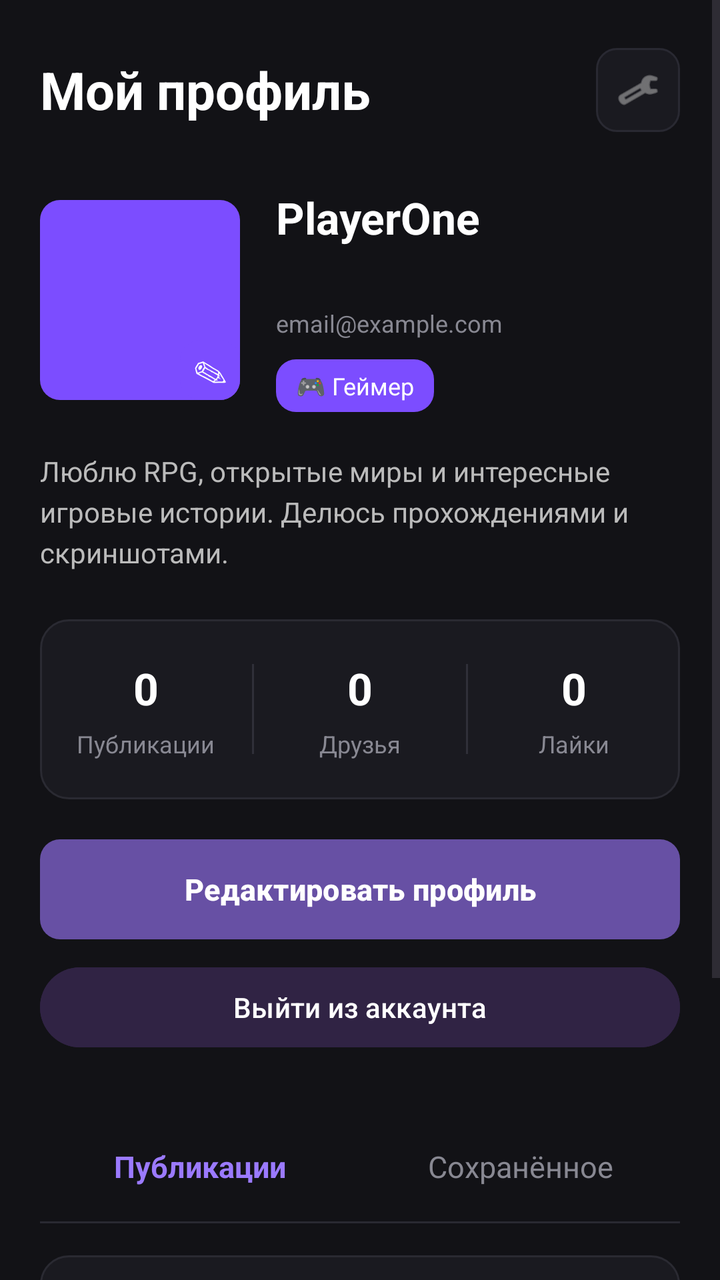
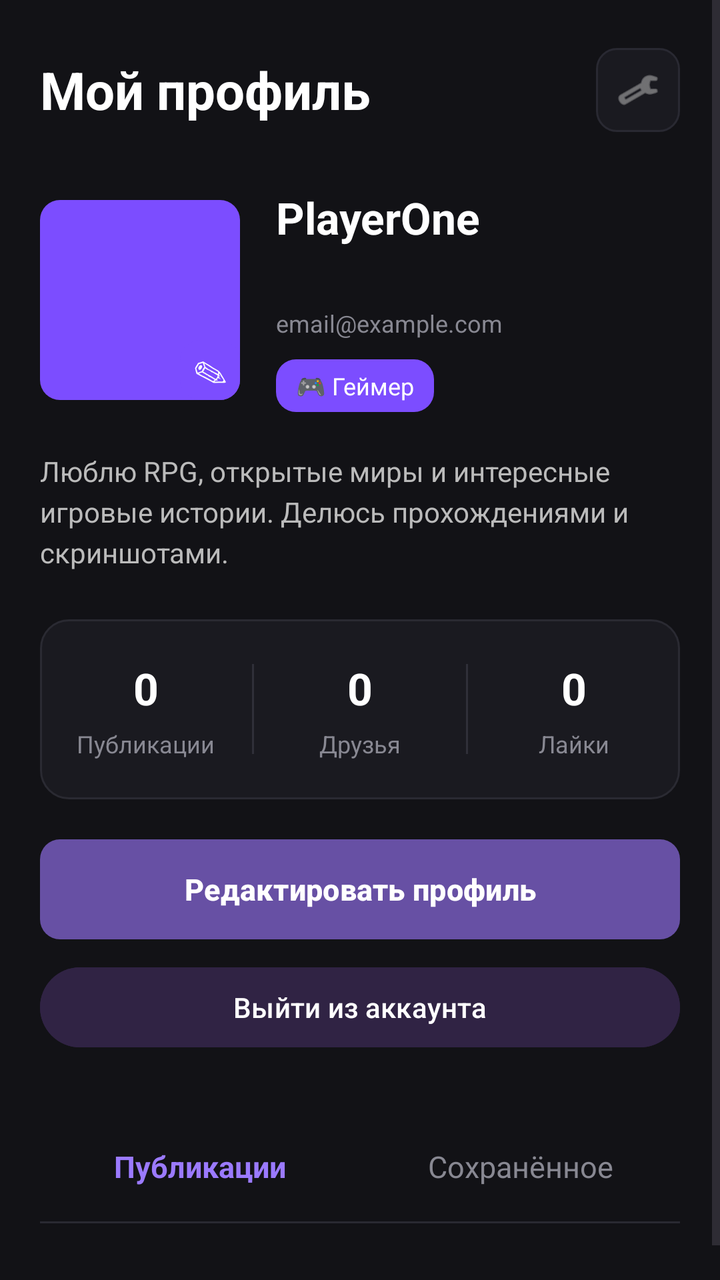

Screens rendered from an Android XML layout before and after an edit, with the pre-edit source and the edit as a unified diff.
<!-- AndroidManifest.xml: application theme Theme.GamerHub -->
<!-- res/layout/screen_profile.xml -->
<?xml version="1.0" encoding="utf-8"?>
<androidx.constraintlayout.widget.ConstraintLayout
    xmlns:android="http://schemas.android.com/apk/res/android"
    xmlns:app="http://schemas.android.com/apk/res-auto"
    android:layout_width="match_parent"
    android:layout_height="match_parent"
    android:background="#121216">

    <ScrollView
        android:layout_width="match_parent"
        android:layout_height="0dp"
        android:fillViewport="true"
        android:clipToPadding="false"
        app:layout_constraintTop_toTopOf="parent"
        app:layout_constraintBottom_toBottomOf="parent">

        <LinearLayout
            android:layout_width="match_parent"
            android:layout_height="wrap_content"
            android:orientation="vertical"
            android:paddingStart="20dp"
            android:paddingEnd="20dp"
            android:paddingTop="24dp"
            android:paddingBottom="30dp">

            

            <LinearLayout
                android:layout_width="match_parent"
                android:layout_height="wrap_content"
                android:gravity="center_vertical"
                android:orientation="horizontal">

                <TextView
                    android:layout_width="0dp"
                    android:layout_height="wrap_content"
                    android:layout_weight="1"
                    android:text="Мой профиль"
                    android:textColor="#FFFFFF"
                    android:textSize="26sp"
                    android:textStyle="bold" />

                <ImageView
                    android:id="@+id/profileSettings"
                    android:layout_width="42dp"
                    android:layout_height="42dp"
                    android:clickable="true"
                    android:focusable="true"
                    android:background="@drawable/bg_category"
                    android:contentDescription="Настройки профиля"
                    android:padding="10dp"
                    android:src="@android:drawable/ic_menu_preferences"
                    app:tint="#AAAAAA" />

            </LinearLayout>

            

            <LinearLayout
                android:layout_width="match_parent"
                android:layout_height="wrap_content"
                android:layout_marginTop="28dp"
                android:gravity="center_vertical"
                android:orientation="horizontal">

                <FrameLayout
                    android:id="@+id/profileAvatarContainer"
                    android:layout_width="100dp"
                    android:layout_height="100dp"
                    android:clickable="true"
                    android:focusable="true">

                    <ImageView
                        android:id="@+id/profileAvatar"
                        android:layout_width="match_parent"
                        android:layout_height="match_parent"
                        android:background="@drawable/bg_create_button"
                        android:contentDescription="Аватар пользователя"
                        android:padding="3dp"
                        android:scaleType="centerCrop"
                        android:src="@android:drawable/sym_def_app_icon" />

                    <TextView
                        android:layout_width="30dp"
                        android:layout_height="30dp"
                        android:layout_gravity="bottom|end"
                        android:background="@drawable/bg_create_button"
                        android:gravity="center"
                        android:text="✎"
                        android:textColor="#FFFFFF"
                        android:textSize="17sp" />

                </FrameLayout>

                <LinearLayout
                    android:layout_width="0dp"
                    android:layout_height="wrap_content"
                    android:layout_marginStart="18dp"
                    android:layout_weight="1"
                    android:orientation="vertical">

                    <TextView
                        android:id="@+id/profileUsername"
                        android:layout_width="match_parent"
                        android:layout_height="wrap_content"
                        android:text="PlayerOne"
                        android:textColor="#FFFFFF"
                        android:textSize="22sp"
                        android:textStyle="bold" />

                    <TextView
                        android:id="@+id/profileTag"
                        android:layout_width="match_parent"
                        android:layout_height="wrap_content"
                        android:layout_marginTop="5dp"
                        android:text=""
                        android:textColor="#9B7AFF"
                        android:textSize="14sp" />

                    <TextView
                        android:id="@+id/profileEmail"
                        android:layout_width="match_parent"
                        android:layout_height="wrap_content"
                        android:layout_marginTop="6dp"
                        android:text="email@example.com"
                        android:textColor="#888892"
                        android:textSize="12sp" />


                    <HorizontalScrollView
                        android:layout_width="match_parent"
                        android:layout_height="wrap_content"
                        android:layout_marginTop="10dp"
                        android:fillViewport="false"
                        android:scrollbars="none">

                        <LinearLayout
                            android:id="@+id/profileRolesContainer"
                            android:layout_width="wrap_content"
                            android:layout_height="wrap_content"
                            android:orientation="horizontal">

                            <TextView
                                android:layout_width="wrap_content"
                                android:layout_height="wrap_content"
                                android:background="@drawable/bg_category_active"
                                android:paddingHorizontal="10dp"
                                android:paddingVertical="5dp"
                                android:text="🎮 Геймер"
                                android:textColor="#FFFFFF"
                                android:textSize="12sp" />

                        </LinearLayout>

                    </HorizontalScrollView>

                </LinearLayout>

            </LinearLayout>

            

            <TextView
                android:id="@+id/profileBio"
                android:layout_width="match_parent"
                android:layout_height="wrap_content"
                android:layout_marginTop="20dp"
                android:text="Люблю RPG, открытые миры и интересные игровые истории. Делюсь прохождениями и скриншотами."
                android:textColor="#BBBBBB"
                android:textSize="14sp"
                android:lineSpacingExtra="4dp" />

            

            <LinearLayout
                android:layout_width="match_parent"
                android:layout_height="90dp"
                android:layout_marginTop="24dp"
                android:background="@drawable/bg_search"
                android:gravity="center"
                android:orientation="horizontal">

                <LinearLayout
                    android:layout_width="0dp"
                    android:layout_height="wrap_content"
                    android:layout_weight="1"
                    android:gravity="center"
                    android:orientation="vertical">

                    <TextView
                        android:id="@+id/profilePostsCount"
                        android:layout_width="wrap_content"
                        android:layout_height="wrap_content"
                        android:text="0"
                        android:textColor="#FFFFFF"
                        android:textSize="22sp"
                        android:textStyle="bold" />

                    <TextView
                        android:layout_width="wrap_content"
                        android:layout_height="wrap_content"
                        android:layout_marginTop="5dp"
                        android:text="Публикации"
                        android:textColor="#888892"
                        android:textSize="12sp" />

                </LinearLayout>

                <View
                    android:layout_width="1dp"
                    android:layout_height="45dp"
                    android:background="#303039" />

                <LinearLayout
                    android:layout_width="0dp"
                    android:layout_height="wrap_content"
                    android:layout_weight="1"
                    android:gravity="center"
                    android:orientation="vertical">

                    <TextView
                        android:id="@+id/profileFriendsCount"
                        android:layout_width="wrap_content"
                        android:layout_height="wrap_content"
                        android:text="0"
                        android:textColor="#FFFFFF"
                        android:textSize="22sp"
                        android:textStyle="bold" />

                    <TextView
                        android:layout_width="wrap_content"
                        android:layout_height="wrap_content"
                        android:layout_marginTop="5dp"
                        android:text="Друзья"
                        android:textColor="#888892"
                        android:textSize="12sp" />

                </LinearLayout>

                <View
                    android:layout_width="1dp"
                    android:layout_height="45dp"
                    android:background="#303039" />

                <LinearLayout
                    android:layout_width="0dp"
                    android:layout_height="wrap_content"
                    android:layout_weight="1"
                    android:gravity="center"
                    android:orientation="vertical">

                    <TextView
                        android:id="@+id/profileLikesCount"
                        android:layout_width="wrap_content"
                        android:layout_height="wrap_content"
                        android:text="0"
                        android:textColor="#FFFFFF"
                        android:textSize="22sp"
                        android:textStyle="bold" />

                    <TextView
                        android:layout_width="wrap_content"
                        android:layout_height="wrap_content"
                        android:layout_marginTop="5dp"
                        android:text="Лайки"
                        android:textColor="#888892"
                        android:textSize="12sp" />

                </LinearLayout>

            </LinearLayout>

            

            <Button
                android:id="@+id/editProfileButton"
                android:layout_width="match_parent"
                android:layout_height="50dp"
                android:layout_marginTop="20dp"
                android:background="@drawable/bg_create_button"
                android:text="Редактировать профиль"
                android:textAllCaps="false"
                android:textColor="#FFFFFF"
                android:textSize="15sp"
                android:textStyle="bold" />


            <Button
                android:id="@+id/logoutButton"
                android:layout_width="match_parent"
                android:layout_height="48dp"
                android:layout_marginTop="10dp"
                android:backgroundTint="#302344"
                android:text="Выйти из аккаунта"
                android:textAllCaps="false"
                android:textColor="#FFFFFF"
                android:textSize="14sp" />


            

            <LinearLayout
                android:layout_width="match_parent"
                android:layout_height="55dp"
                android:layout_marginTop="28dp"
                android:orientation="horizontal">

                <TextView
                    android:id="@+id/profilePostsTab"
                    android:layout_width="0dp"
                    android:layout_height="match_parent"
                    android:layout_weight="1"
                    android:gravity="center"
                    android:text="Публикации"
                    android:textColor="#9B7AFF"
                    android:textSize="15sp"
                    android:textStyle="bold" />

                <TextView
                    android:id="@+id/profileSavedTab"
                    android:layout_width="0dp"
                    android:layout_height="match_parent"
                    android:layout_weight="1"
                    android:gravity="center"
                    android:text="Сохранённое"
                    android:textColor="#888892"
                    android:textSize="15sp" />

            </LinearLayout>

            <View
                android:layout_width="match_parent"
                android:layout_height="1dp"
                android:background="#292932" />

            


            <LinearLayout
                android:layout_width="match_parent"
                android:layout_height="180dp"
                android:layout_marginTop="16dp"
                android:background="@drawable/bg_search"
                android:gravity="center"
                android:orientation="vertical"
                android:padding="20dp">

                <TextView
                    android:id="@+id/profilePostsEmpty"
                    android:layout_width="match_parent"
                    android:layout_height="wrap_content"
                    android:gravity="center"
                    android:text="📝"
                    android:textColor="#FFFFFF"
                    android:textSize="32sp" />

                <TextView
                    android:id="@+id/profileEmptyMessage"
                    android:layout_width="match_parent"
                    android:layout_height="wrap_content"
                    android:layout_marginTop="12dp"
                    android:gravity="center"
                    android:text="У тебя пока нет публикаций"
                    android:textColor="#AAAAAA"
                    android:textSize="14sp" />

            </LinearLayout>


        </LinearLayout>

    </ScrollView>

</androidx.constraintlayout.widget.ConstraintLayout>
<!-- resources referenced by this layout -->
<resources>
  <!-- drawable bg_category (drawable) -->
  <?xml version="1.0" encoding="utf-8"?>
  <shape xmlns:android="http://schemas.android.com/apk/res/android"
      android:shape="rectangle">
  
      <solid android:color="#1A1A20" />
  
      <corners android:radius="10dp" />
  
      <stroke
          android:width="1dp"
          android:color="#292932" />
  
  </shape>
  <!-- drawable bg_category_active (drawable) -->
  <?xml version="1.0" encoding="utf-8"?>
  <shape xmlns:android="http://schemas.android.com/apk/res/android"
      android:shape="rectangle">
  
      <solid android:color="#7C4DFF" />
  
      <corners android:radius="10dp" />
  
  </shape>
  <!-- drawable bg_create_button (drawable) -->
  <?xml version="1.0" encoding="utf-8"?>
  <shape xmlns:android="http://schemas.android.com/apk/res/android">
      <solid android:color="#9B5CFF" />
  
      <corners android:radius="10dp" />
  
      <solid android:color="#7C4DFF" />
  
  </shape>
  <!-- drawable bg_search (drawable) -->
  <?xml version="1.0" encoding="utf-8"?>
  <shape xmlns:android="http://schemas.android.com/apk/res/android"
      android:shape="rectangle">
  
      <solid android:color="#1A1A20" />
  
      <corners android:radius="14dp" />
  
      <stroke
          android:width="1dp"
          android:color="#2A2A32" />
  
  </shape>
  <style name="Theme.GamerHub" parent="Base.Theme.GamerHub" />
  <style name="Base.Theme.GamerHub" parent="Theme.Material3.DayNight.NoActionBar">
          
          
      </style>
</resources>

<!-- the commit's change to res/layout/screen_profile.xml (unified diff, before → after) -->
@@ -7,12 +7,14 @@
     android:background="#121216">
 
     <ScrollView
-        android:layout_width="match_parent"
+        android:layout_width="0dp"
         android:layout_height="0dp"
         android:fillViewport="true"
         android:clipToPadding="false"
         app:layout_constraintTop_toTopOf="parent"
-        app:layout_constraintBottom_toBottomOf="parent">
+        app:layout_constraintBottom_toBottomOf="parent"
+        app:layout_constraintStart_toStartOf="parent"
+        app:layout_constraintEnd_toEndOf="parent">
 
         <LinearLayout
             android:layout_width="match_parent"
@@ -24,7 +26,6 @@
             android:paddingBottom="30dp">
 
             
-
             <LinearLayout
                 android:layout_width="match_parent"
                 android:layout_height="wrap_content"
@@ -55,7 +56,6 @@
             </LinearLayout>
 
             
-
             <LinearLayout
                 android:layout_width="match_parent"
                 android:layout_height="wrap_content"
@@ -125,7 +125,6 @@
                         android:text="email@example.com"
                         android:textColor="#888892"
                         android:textSize="12sp" />
-
 
                     <HorizontalScrollView
                         android:layout_width="match_parent"
@@ -159,7 +158,6 @@
             </LinearLayout>
 
             
-
             <TextView
                 android:id="@+id/profileBio"
                 android:layout_width="match_parent"
@@ -171,7 +169,6 @@
                 android:lineSpacingExtra="4dp" />
 
             
-
             <LinearLayout
                 android:layout_width="match_parent"
                 android:layout_height="90dp"
@@ -271,7 +268,6 @@
             </LinearLayout>
 
             
-
             <Button
                 android:id="@+id/editProfileButton"
                 android:layout_width="match_parent"
@@ -284,7 +280,6 @@
                 android:textSize="15sp"
                 android:textStyle="bold" />
 
-
             <Button
                 android:id="@+id/logoutButton"
                 android:layout_width="match_parent"
@@ -296,9 +291,7 @@
                 android:textColor="#FFFFFF"
                 android:textSize="14sp" />
 
-
-            
-
+            
             <LinearLayout
                 android:layout_width="match_parent"
                 android:layout_height="55dp"
@@ -335,36 +328,49 @@
 
             
 
-
-            <LinearLayout
-                android:layout_width="match_parent"
-                android:layout_height="180dp"
-                android:layout_marginTop="16dp"
-                android:background="@drawable/bg_search"
-                android:gravity="center"
-                android:orientation="vertical"
-                android:padding="20dp">
-
-                <TextView
-                    android:id="@+id/profilePostsEmpty"
+            <FrameLayout
+                android:layout_width="match_parent"
+                android:layout_height="wrap_content"
+                android:layout_marginTop="16dp">
+
+                <LinearLayout
+                    android:id="@+id/profilePostsContainer"
                     android:layout_width="match_parent"
                     android:layout_height="wrap_content"
-                    android:gravity="center"
-                    android:text="📝"
-                    android:textColor="#FFFFFF"
-                    android:textSize="32sp" />
-
-                <TextView
-                    android:id="@+id/profileEmptyMessage"
+                    android:orientation="vertical" />
+
+                <LinearLayout
+                    android:id="@+id/profileEmptyContainer"
                     android:layout_width="match_parent"
-                    android:layout_height="wrap_content"
-                    android:layout_marginTop="12dp"
-                    android:gravity="center"
-                    android:text="У тебя пока нет публикаций"
-                    android:textColor="#AAAAAA"
-                    android:textSize="14sp" />
-
-            </LinearLayout>
+                    android:layout_height="180dp"
+                    android:background="@drawable/bg_search"
+                    android:gravity="center"
+                    android:orientation="vertical"
+                    android:padding="20dp"
+                    android:visibility="gone">
+
+                    <TextView
+                        android:id="@+id/profilePostsEmpty"
+                        android:layout_width="match_parent"
+                        android:layout_height="wrap_content"
+                        android:gravity="center"
+                        android:text="📝"
+                        android:textColor="#FFFFFF"
+                        android:textSize="32sp" />
+
+                    <TextView
+                        android:id="@+id/profileEmptyMessage"
+                        android:layout_width="match_parent"
+                        android:layout_height="wrap_content"
+                        android:layout_marginTop="12dp"
+                        android:gravity="center"
+                        android:text="У тебя пока нет публикаций"
+                        android:textColor="#AAAAAA"
+                        android:textSize="14sp" />
+
+                </LinearLayout>
+
+            </FrameLayout>
 
 
         </LinearLayout>
